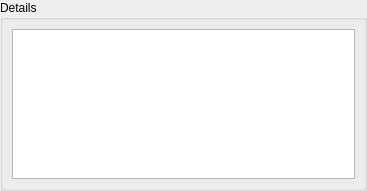
Before: the Qt Designer form Updater/KpkUpdateDetails.ui in KDE/apper, drawn with Qt 5.
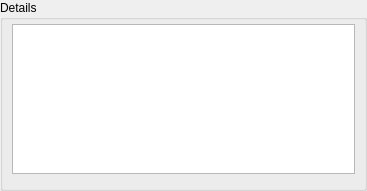
After: the same form once the commit is applied. Custom widgets are drawn as their Qt base class.

What changed in the file:
```diff
--- a/Updater/KpkUpdateDetails.ui
+++ b/Updater/KpkUpdateDetails.ui
@@ -22,6 +22,9 @@
       <string>Details</string>
      </property>
      <layout class="QGridLayout" name="gridLayout" >
+      <property name="topMargin" >
+       <number>0</number>
+      </property>
       <item row="0" column="0" >
        <widget class="KTextBrowser" name="descriptionKTB" >
         <property name="maximumSize" >
```
